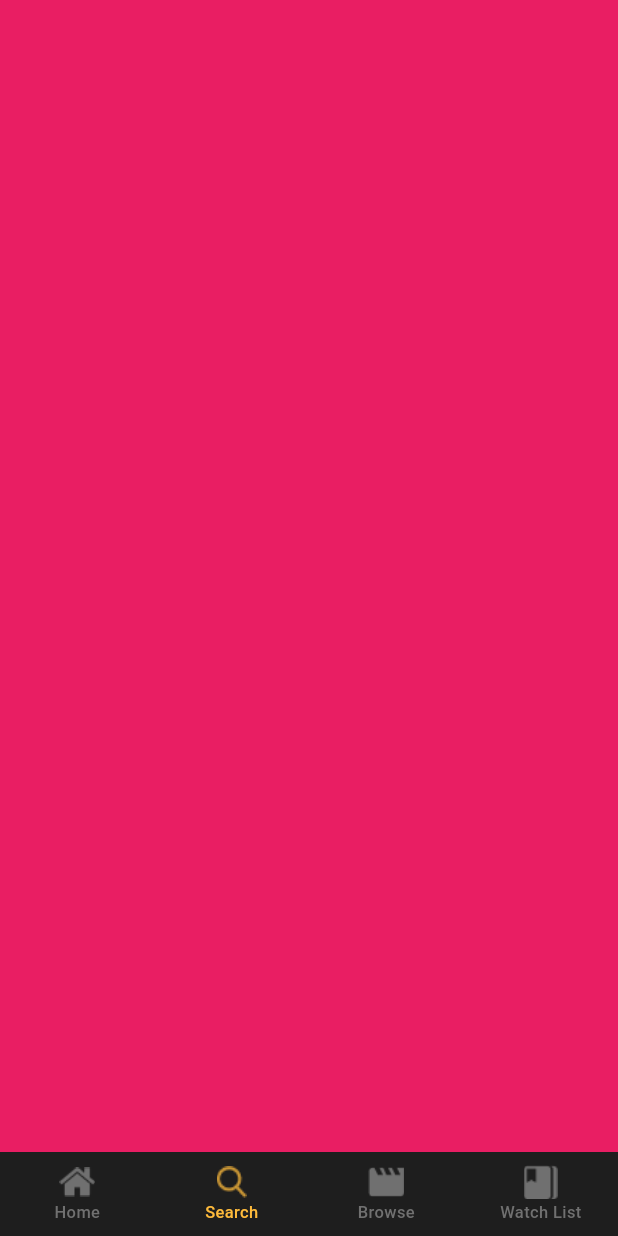
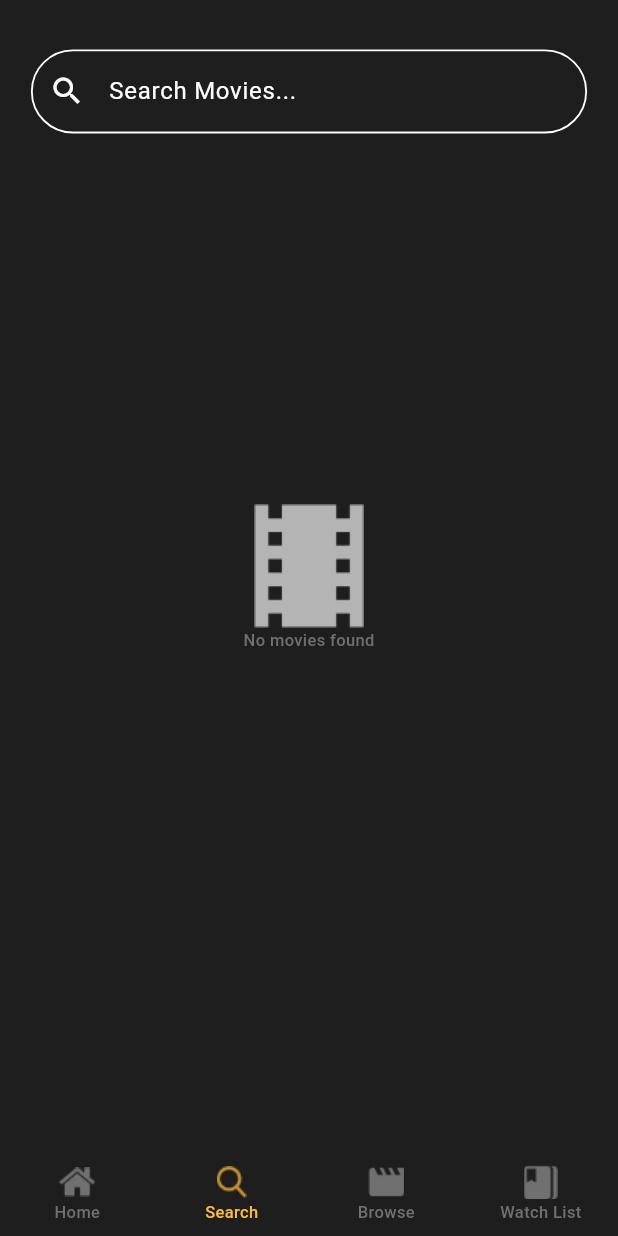
Before and after one commit to kiro-samir/watchmovies, a Flutter app: the screen it shows after launch, item 2 of the bottom bar chosen, on a phone screen of 412 x 824 dp. Run offline on Flutter 3.47's test engine with Material 3 defaults, Android fonts, the phone set to English and light mode, and no system bars; drawn by our look-alikes of flutter_typeahead; our stand-ins replace google_fonts; Roboto replaces fonts that are missing (GothamBold); project files that could hold a hidden picture were left out.

Commit message:
Editing the Watchlist View: - Use `ListView.builder` to display the movie list appropriately on different screen sizes. - Reuse the `MovieCard` widget to display movie details. Editing the Search View: - Add a search input box using the `flutter_typeahead` package. - Implement API integration with TMDB to display movie data based on user input. - The code is modular, including components like `MovieCard`, for easy reuse across the app. Editing the MovieCard widget: - Create a reusable `MovieCard` widget to display movie details, such as movie title, year, and actors. - Use ListView.builder with horizontal scrolling, allowing for responsive design and adaptability to different screen sizes. - ClipRRect has been integrated to round the corners of the movie poster image, - TextOverflow.ellipsis has been implemented to handle longer text by deleting using the three dots, - Added a "separator" below each movie card to visually separate them in the list.

```diff
--- /dev/null
+++ b/lib/screens/SearchTap/models/movie.dart
@@ -0,0 +1,25 @@
+class Movie {
+  final String imageUrl;
+  final String title;
+  final String year;
+  final String actors;
+
+  Movie({
+    required this.imageUrl,
+    required this.title,
+    required this.year,
+    required this.actors,
+  });
+
+  factory Movie.fromJson(
+      Map<String, dynamic> json, String baseUrl, String posterSize) {
+    return Movie(
+      imageUrl: json['poster_path'] != null
+          ? '$baseUrl/t/p/$posterSize${json['poster_path']}'
+          : '',
+      title: json['title'] ?? '',
+      year: json['release_date']?.substring(0, 4) ?? '',
+      actors: 'Actors information not available',
+    );
+  }
+}
--- a/lib/screens/SearchTap/search_tap.dart
+++ b/lib/screens/SearchTap/search_tap.dart
@@ -1,12 +1,99 @@
 import 'package:flutter/material.dart';
+import 'package:flutter_typeahead/flutter_typeahead.dart';
+import 'package:movies_app/constants/color.dart';
+import 'package:movies_app/screens/SearchTap/models/movie.dart';
+import 'package:movies_app/screens/SearchTap/services/api_service.dart';
+import 'package:movies_app/widget/MovieCard.dart';
 
 class SearchTap extends StatelessWidget {
-  const SearchTap({super.key});
-
   @override
   Widget build(BuildContext context) {
-    return Container(
-      color: Colors.pink,
+    return Scaffold(
+      backgroundColor: AppColors.primaryColor,
+      body: Padding(
+        padding: EdgeInsets.only(
+          top: MediaQuery.of(context).size.height * 0.04,
+        ),
+        child: Column(
+          children: [
+            Center(
+              child: ConstrainedBox(
+                constraints: BoxConstraints(
+                  maxWidth: MediaQuery.of(context).size.width * 0.9,
+                ),
+                child: TypeAheadField<Movie>(
+                  textFieldConfiguration: TextFieldConfiguration(
+                    style: TextStyle(color: AppColors.whiteColor),
+                    cursorColor: AppColors.whiteColor,
+                    decoration: InputDecoration(
+                      prefixIcon: Icon(
+                        Icons.search,
+                        color: AppColors.whiteColor,
+                      ),
+                      hintText: 'Search Movies...',
+                      hintStyle: TextStyle(color: AppColors.whiteColor),
+                      border: OutlineInputBorder(
+                        borderRadius: BorderRadius.circular(30),
+                        borderSide: BorderSide(
+                          color: AppColors.whiteColor,
+                          width: MediaQuery.of(context).size.width * 0.003,
+                        ),
+                      ),
+                      enabledBorder: OutlineInputBorder(
+                        borderRadius: BorderRadius.circular(30),
+                        borderSide: BorderSide(
+                          color: AppColors.whiteColor,
+                          width: MediaQuery.of(context).size.width * 0.003,
+                        ),
+                      ),
+                      focusedBorder: OutlineInputBorder(
+                        borderRadius: BorderRadius.circular(30),
+                        borderSide: BorderSide(
+                          color: AppColors.whiteColor,
+                          width: MediaQuery.of(context).size.width * 0.003,
+                        ),
+                      ),
+                    ),
+                  ),
+                  suggestionsCallback: (query) async {
+                    return await importMovieFromApi(query: query);
+                  },
+                  itemBuilder: (context, Movie movie) {
+                    return Padding(
+                      padding: EdgeInsets.symmetric(
+                        horizontal: MediaQuery.of(context).size.width * 0.025,
+                      ),
+                      child: MovieCard(movie: movie),
+                    );
+                  },
+                  onSuggestionSelected: (Movie movie) {
+                    // Action when suggestion is selected
+                  },
+                  suggestionsBoxDecoration: SuggestionsBoxDecoration(
+                    color: AppColors.primaryColor,
+                    elevation: 0,
+                    constraints: BoxConstraints(
+                      maxWidth: MediaQuery.of(context).size.width * 0.9,
+                      maxHeight: MediaQuery.of(context).size.height * 0.80,
+                    ),
+                  ),
+                ),
+              ),
+            ),
+            Container(
+              padding: EdgeInsets.only(
+                top: MediaQuery.of(context).size.height * 0.3,
+              ),
+              child: ImageIcon(
+                AssetImage("assets/images/Icon_movies.png"),
+                size: MediaQuery.of(context).size.height * 0.1,
+                color: AppColors.grayColor,
+              ),
+            ),
+            Text('No movies found'),
+          ],
+        ),
+      ),
     );
   }
 }
--- a/lib/screens/homeScreen.dart
+++ b/lib/screens/homeScreen.dart
@@ -63,8 +63,8 @@ class _HomeScreenState extends State<HomeScreen> {
 
   List<Widget> tabs = [
     const HomeTab(),
-    const SearchTap(),
+    SearchTap(),
     const BrowseTap(),
-    const WatchListTap()
+    WatchListTap()
   ];
 }
--- a/pubspec.yaml
+++ b/pubspec.yaml
@@ -33,6 +33,10 @@ dependencies:
     sdk: flutter
   google_fonts: ^6.2.1
   http: ^1.2.2
+  flutter_typeahead: ^4.0.0
+  firebase_core: ^2.24.2
+  cloud_firestore: ^4.14.0
+
 
 dev_dependencies:
   flutter_lints: ^3.0.0
```
Also changed, not shown: lib/screens/SearchTap/models/api_watch.dart (added, +73 -0 lines), lib/screens/SearchTap/services/api_service.dart (added, +47 -0 lines), lib/screens/WatchListTap/watch_list_tap.dart (+66 -4 lines), lib/widget/MovieCard.dart (added, +74 -0 lines), assets/images/2.0x/bookmark@2x.png (added), assets/images/3.0x/bookmark@3x.png (added), assets/images/Icon_movies.png (added), assets/images/bookmark.png (added), pubspec.lock, 7 other files.
